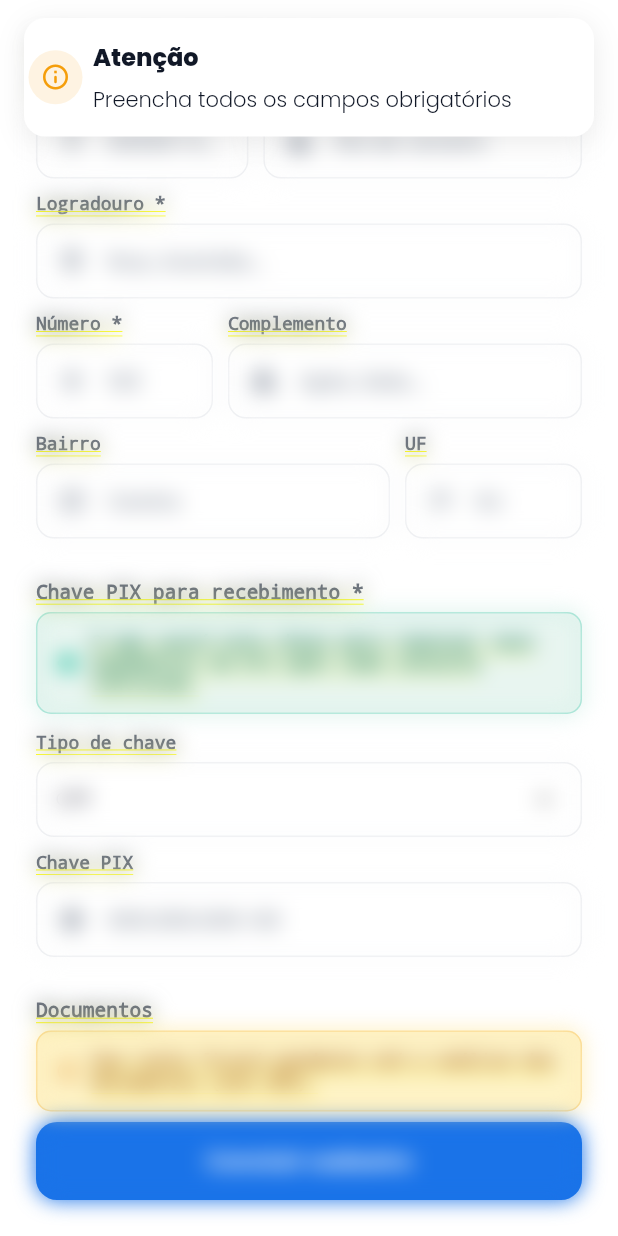
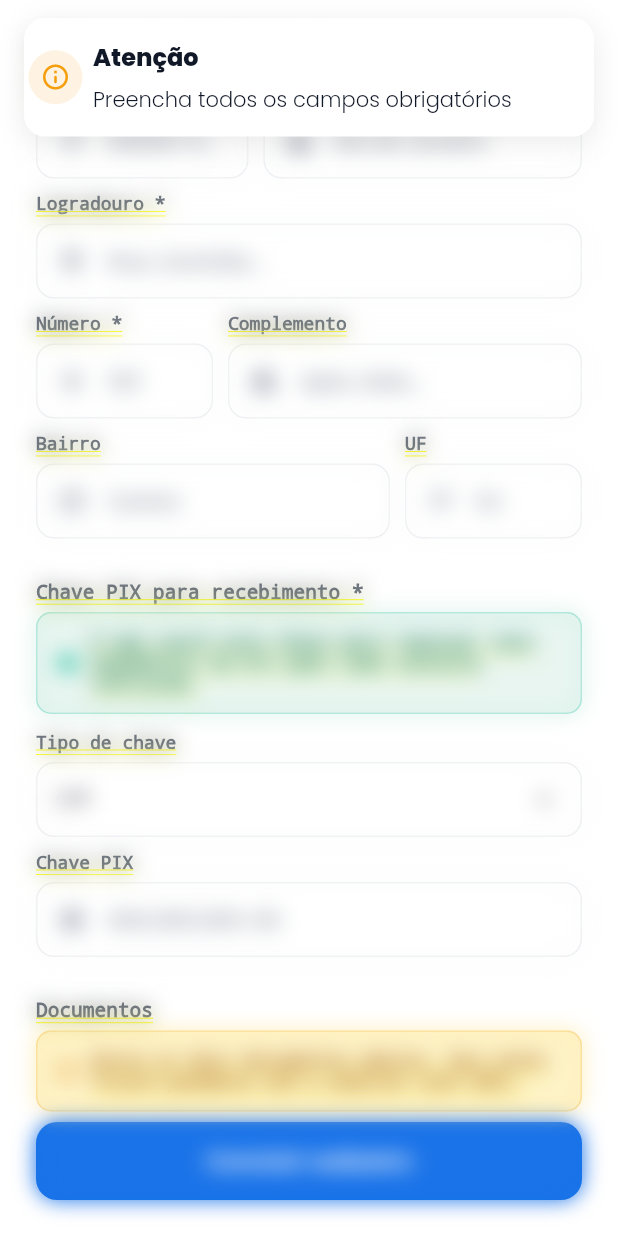
Before and after one commit to vetvemaplicativo/vetvem-pro, a Flutter app: the _Step5 screen opened directly with empty values, after a tap on "Concluir cadastro", on a phone screen of 412 x 824 dp. Run offline on Flutter 3.47's test engine with Material 3 defaults, Android fonts, the phone set to English and light mode, and no system bars; our stand-ins replace cloud_firestore, connectivity_plus, firebase_analytics, firebase_auth, firebase_core, firebase_messaging and 7 more; accounts and stored records are empty.

Commit message:
Pro 1.0.6+34: exige envio dos documentos (RG/CNH e CRMV) para criar a conta
Antes o cadastro deixava avançar sem anexar nenhum documento, já que o
envio virou real (build 32) mas a validação do passo ainda não cobria isso.

Co-Authored-By: Claude Sonnet 5 <noreply@anthropic.com>

```diff
--- a/lib/app/modules/auth/register/register_controller.dart
+++ b/lib/app/modules/auth/register/register_controller.dart
@@ -260,6 +260,10 @@ class RegisterController extends GetxController {
           _warn('Preencha o endereço completo');
           return false;
         }
+        if (!docIdentityUploaded.value || !docCrmvUploaded.value) {
+          _warn('Envie a foto do RG/CNH e do CRMV para continuar');
+          return false;
+        }
         if (!termsAccepted.value) {
           _warn('Aceite os Termos de Uso para continuar');
           return false;
--- a/lib/app/modules/auth/register/register_view.dart
+++ b/lib/app/modules/auth/register/register_view.dart
@@ -805,7 +805,7 @@ class _Step5 extends StatelessWidget {
                 SizedBox(width: 8),
                 Expanded(
                   child: Text(
-                    'Sua conta ficará pendente até a análise dos documentos (até 24h).',
+                    'Envie os dois documentos abaixo. Sua conta ficará pendente até a análise (até 24h).',
                     style: TextStyle(fontSize: 12, color: Color(0xFF92400E)),
                   ),
                 ),
@@ -831,7 +831,7 @@ class _Step5 extends StatelessWidget {
               )),
           const SizedBox(height: 8),
           const Text(
-            'Você pode enviar os documentos depois pelo seu perfil.',
+            'Os dois documentos são obrigatórios para criar a conta.',
             style: TextStyle(fontSize: 12, color: AppColors.textLight),
             textAlign: TextAlign.center,
           ),
--- a/pubspec.yaml
+++ b/pubspec.yaml
@@ -2,7 +2,7 @@ name: vetvem_pro
 description: "VetVem Pro - Gerencie seus atendimentos veterinários a domicílio."
 publish_to: 'none'
 
-version: 1.0.6+33
+version: 1.0.6+34
 
 environment:
   sdk: ^3.12.1
```
